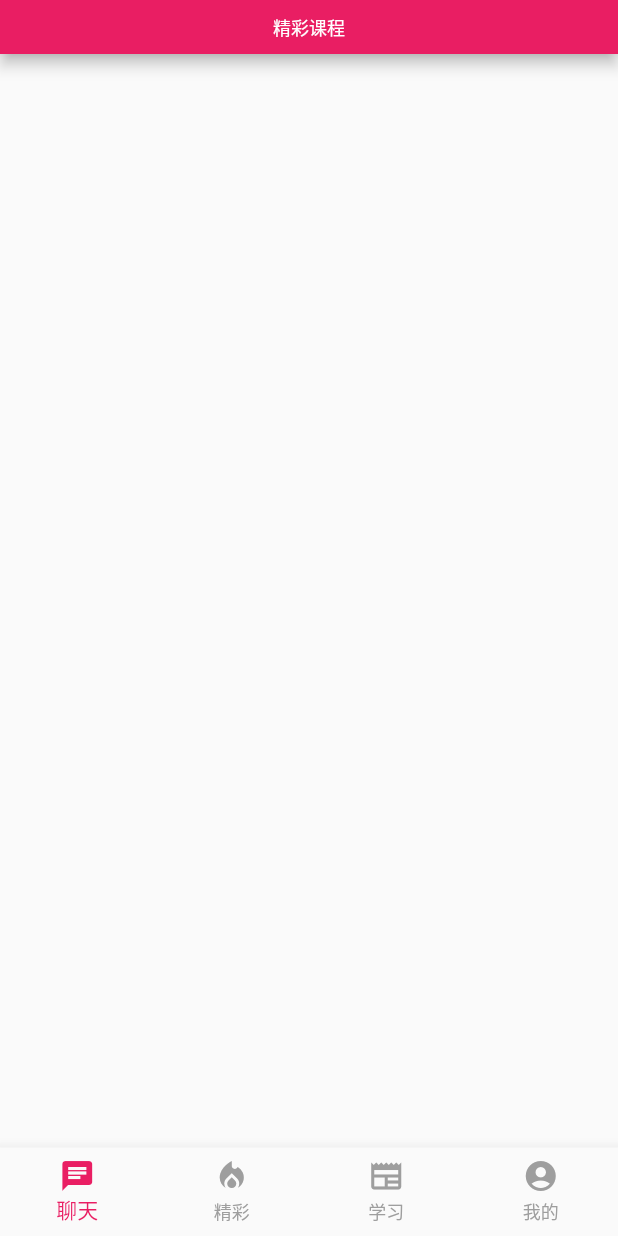
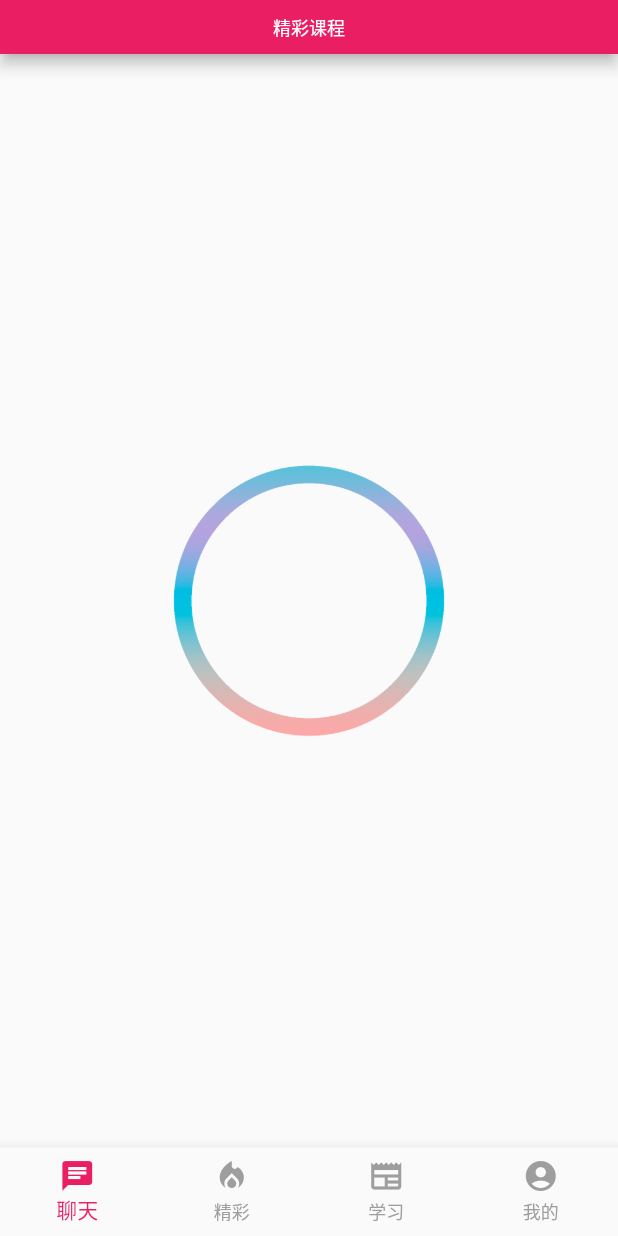
Before and after one commit to haganWu/chatgpt_flutter, a Flutter app: the screen it shows after launch, swiped to page 3, on a phone screen of 412 x 824 dp. Run offline on Flutter 3.47's test engine with Material 2 defaults, Android fonts, the phone set to English and light mode, and no system bars; our stand-ins replace cached_network_image, sqflite; missing offline and left inert: chat_message, flutter_hi_cache, flutter_splash_screen, login_sdk, openai_flutter; accounts and stored records are empty.

Commit message:
添加loading动画

```diff
--- a/lib/pages/study_page.dart
+++ b/lib/pages/study_page.dart
@@ -27,6 +27,12 @@ class _StudyPageState extends State<StudyPage> {
         itemBuilder: (BuildContext context, int index) => _bannerWidget(index),
       );
 
+  get _body => noticeList.isEmpty ? _loading : _listView;
+
+  get _loading => Center(
+    child: Image.asset('assets/images/loading.gif',height: 200,width: 200,),
+  );
+
   @override
   Widget build(BuildContext context) {
     var themeProvider = context.watch<ThemeProvider>();
@@ -37,7 +43,7 @@ class _StudyPageState extends State<StudyPage> {
     ));
     return Scaffold(
       appBar: WidgetUtils.getCustomAppBar('精彩课程', titleCenter: true),
-      body: _listView,
+      body: _body,
     );
   }
 
--- a/pubspec.yaml
+++ b/pubspec.yaml
@@ -52,6 +52,7 @@ dependencies:
   flutter_splash_screen: ^2.0.1+1
   http: ^1.1.0
   cached_network_image: ^3.3.0
+  lottie: ^2.6.0
 #  fluttertoast: ^8.2.2
 
 #解决依赖冲突
@@ -81,9 +82,8 @@ flutter:
   uses-material-design: true
 
   # To add assets to your application, add an assets section, like this:
-  # assets:
-  #   - images/a_dot_burr.jpeg
-  #   - images/a_dot_ham.jpeg
+  assets:
+    - assets/images/
 
   # An image asset can refer to one or more resolution-specific "variants", see
   # https://flutter.dev/assets-and-images/#resolution-aware
```
Also changed, not shown: assets/images/loading.gif (added), 1 other file.
